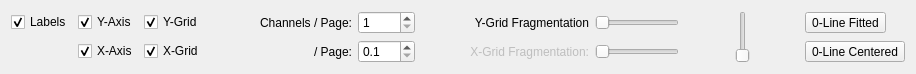
This is src/gui_impl/signal_browser/adapt_browser_view_widget.ui in cbrnr/sigviewer as Qt 5 draws it before an edit. The edited form follows.
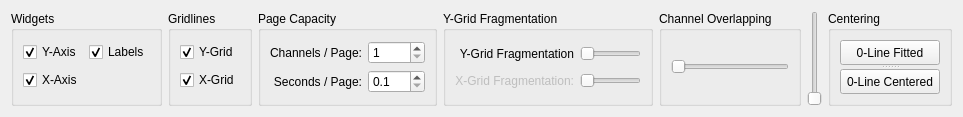
This is the edited form.

Commit message:
Tentative redesign for the upper widget
Commit contains solely UI redesign, can be easily reversed

What changed in the file:
```diff
--- a/src/gui_impl/signal_browser/adapt_browser_view_widget.ui
+++ b/src/gui_impl/signal_browser/adapt_browser_view_widget.ui
@@ -6,8 +6,8 @@
    <rect>
     <x>0</x>
     <y>0</y>
-    <width>916</width>
-    <height>73</height>
+    <width>963</width>
+    <height>117</height>
    </rect>
   </property>
   <property name="sizePolicy">
@@ -19,8 +19,34 @@
   <property name="windowTitle">
    <string>Form</string>
   </property>
+  <layout class="QGridLayout" name="gridLayout_7">
+   <item row="0" column="0">
+    <widget class="QGroupBox" name="groupBox">
+     <property name="title">
+      <string>Widgets</string>
+     </property>
   <layout class="QGridLayout" name="gridLayout">
+      <item row="1" column="0">
+       <widget class="QCheckBox" name="x_axis_checkbox_">
+        <property name="text">
+         <string>X-Axis</string>
+        </property>
+        <property name="checked">
+         <bool>true</bool>
+        </property>
+       </widget>
+      </item>
    <item row="0" column="0">
+       <widget class="QCheckBox" name="y_axis_checkbox_">
+        <property name="text">
+         <string>Y-Axis</string>
+        </property>
+        <property name="checked">
+         <bool>true</bool>
+        </property>
+       </widget>
+      </item>
+      <item row="0" column="1">
     <widget class="QCheckBox" name="labels_checkbox_">
      <property name="text">
       <string>Labels</string>
@@ -30,7 +56,16 @@
      </property>
     </widget>
    </item>
-   <item row="0" column="3">
+     </layout>
+    </widget>
+   </item>
+   <item row="0" column="1">
+    <widget class="QGroupBox" name="groupBox_2">
+     <property name="title">
+      <string>Gridlines</string>
+     </property>
+     <layout class="QGridLayout" name="gridLayout_2">
+      <item row="0" column="0">
     <widget class="QCheckBox" name="yGridCheckbox">
      <property name="enabled">
       <bool>true</bool>
@@ -49,30 +84,87 @@
      </property>
     </widget>
    </item>
-   <item row="0" column="7">
-    <spacer name="horizontalSpacer">
-     <property name="orientation">
-      <enum>Qt::Horizontal</enum>
-     </property>
-     <property name="sizeHint" stdset="0">
-      <size>
-       <width>40</width>
-       <height>20</height>
-      </size>
-     </property>
-    </spacer>
-   </item>
-   <item row="0" column="8">
-    <widget class="QLabel" name="label">
+      <item row="1" column="0">
+       <widget class="QCheckBox" name="xGridCheckbox">
+        <property name="enabled">
+         <bool>true</bool>
+        </property>
+        <property name="text">
+         <string>X-Grid</string>
+        </property>
+        <property name="checked">
+         <bool>true</bool>
+        </property>
+       </widget>
+      </item>
+     </layout>
+    </widget>
+   </item>
+   <item row="0" column="2">
+    <widget class="QGroupBox" name="groupBox_3">
+     <property name="title">
+      <string>Page Capacity</string>
+     </property>
+     <layout class="QGridLayout" name="gridLayout_3">
+      <item row="0" column="0">
+       <layout class="QHBoxLayout" name="horizontalLayout">
+        <item>
+         <layout class="QVBoxLayout" name="verticalLayout">
+          <item>
+           <widget class="QLabel" name="label_2">
      <property name="text">
+             <string>Channels / Page:</string>
+            </property>
+            <property name="alignment">
+             <set>Qt::AlignRight|Qt::AlignTrailing|Qt::AlignVCenter</set>
+            </property>
+           </widget>
+          </item>
+          <item>
+           <widget class="QLabel" name="xUnitsPerPageLabel">
+            <property name="text">
+             <string>Seconds / Page:</string>
+            </property>
+            <property name="alignment">
+             <set>Qt::AlignRight|Qt::AlignTrailing|Qt::AlignVCenter</set>
+            </property>
+           </widget>
+          </item>
+         </layout>
+        </item>
+        <item>
+         <layout class="QVBoxLayout" name="verticalLayout_2">
+          <item>
+           <widget class="QSpinBox" name="channelsPerPageSpinbox">
+            <property name="minimum">
+             <number>1</number>
+            </property>
+           </widget>
+          </item>
+          <item>
+           <widget class="QDoubleSpinBox" name="secsPerPageSpinbox">
+            <property name="decimals">
+             <number>1</number>
+            </property>
+            <property name="minimum">
+             <double>0.100000000000000</double>
+            </property>
+           </widget>
+          </item>
+         </layout>
+        </item>
+       </layout>
+      </item>
+     </layout>
+    </widget>
+   </item>
+   <item row="0" column="3">
+    <widget class="QGroupBox" name="groupBox_4">
+     <property name="title">
       <string>Y-Grid Fragmentation</string>
      </property>
-     <property name="alignment">
-      <set>Qt::AlignRight|Qt::AlignTrailing|Qt::AlignVCenter</set>
-     </property>
-    </widget>
-   </item>
-   <item row="0" column="9">
+     <layout class="QGridLayout" name="gridLayout_4">
+      <item row="0" column="1">
     <widget class="QSlider" name="yGridSlider">
      <property name="maximum">
       <number>30</number>
@@ -91,67 +183,7 @@
      </property>
     </widget>
    </item>
-   <item row="0" column="10">
-    <spacer name="horizontalSpacer_2">
-     <property name="orientation">
-      <enum>Qt::Horizontal</enum>
-     </property>
-     <property name="sizeHint" stdset="0">
-      <size>
-       <width>40</width>
-       <height>20</height>
-      </size>
-     </property>
-    </spacer>
-   </item>
-   <item row="1" column="3">
-    <widget class="QCheckBox" name="xGridCheckbox">
-     <property name="enabled">
-      <bool>true</bool>
-     </property>
-     <property name="text">
-      <string>X-Grid</string>
-     </property>
-     <property name="checked">
-      <bool>true</bool>
-     </property>
-    </widget>
-   </item>
-   <item row="1" column="1">
-    <widget class="QCheckBox" name="x_axis_checkbox_">
-     <property name="text">
-      <string>X-Axis</string>
-     </property>
-     <property name="checked">
-      <bool>true</bool>
-     </property>
-    </widget>
-   </item>
-   <item row="0" column="1">
-    <widget class="QCheckBox" name="y_axis_checkbox_">
-     <property name="text">
-      <string>Y-Axis</string>
-     </property>
-     <property name="checked">
-      <bool>true</bool>
-     </property>
-    </widget>
-   </item>
-   <item row="0" column="13">
-    <widget class="QToolButton" name="zero_fitted_">
-     <property name="text">
-      <string>0-Line Fitted</string>
-     </property>
-    </widget>
-   </item>
-   <item row="1" column="13">
-    <widget class="QToolButton" name="zero_centered_">
-     <property name="text">
-      <string>0-Line Centered</string>
-     </property>
-    </widget>
-   </item>
-   <item row="1" column="8">
+      <item row="1" column="0">
     <widget class="QLabel" name="xGridFragmentationLabel">
      <property name="enabled">
       <bool>false</bool>
@@ -164,7 +196,17 @@
      </property>
     </widget>
    </item>
-   <item row="1" column="9">
+      <item row="0" column="0">
+       <widget class="QLabel" name="label">
+        <property name="text">
+         <string>Y-Grid Fragmentation</string>
+        </property>
+        <property name="alignment">
+         <set>Qt::AlignRight|Qt::AlignTrailing|Qt::AlignVCenter</set>
+        </property>
+       </widget>
+      </item>
+      <item row="1" column="1">
     <widget class="QSlider" name="xGridSlider">
      <property name="enabled">
       <bool>false</bool>
@@ -177,57 +219,29 @@
      </property>
     </widget>
    </item>
-   <item row="0" column="6">
-    <widget class="QSpinBox" name="channelsPerPageSpinbox">
-     <property name="minimum">
-      <number>1</number>
-     </property>
+     </layout>
     </widget>
    </item>
    <item row="0" column="4">
-    <spacer name="horizontalSpacer_3">
+    <widget class="QGroupBox" name="groupBox_5">
+     <property name="title">
+      <string>Channel Overlapping</string>
+     </property>
+     <layout class="QGridLayout" name="gridLayout_5">
+      <item row="0" column="0">
+       <widget class="QSlider" name="horizontalSlider">
+        <property name="maximum">
+         <number>100</number>
+        </property>
      <property name="orientation">
       <enum>Qt::Horizontal</enum>
      </property>
-     <property name="sizeHint" stdset="0">
-      <size>
-       <width>40</width>
-       <height>20</height>
-      </size>
-     </property>
-    </spacer>
+       </widget>
+      </item>
+     </layout>
+    </widget>
    </item>
    <item row="0" column="5">
-    <widget class="QLabel" name="label_2">
-     <property name="text">
-      <string>Channels / Page:</string>
-     </property>
-     <property name="alignment">
-      <set>Qt::AlignRight|Qt::AlignTrailing|Qt::AlignVCenter</set>
-     </property>
-    </widget>
-   </item>
-   <item row="1" column="5">
-    <widget class="QLabel" name="xUnitsPerPageLabel">
-     <property name="text">
-      <string> / Page:</string>
-     </property>
-     <property name="alignment">
-      <set>Qt::AlignRight|Qt::AlignTrailing|Qt::AlignVCenter</set>
-     </property>
-    </widget>
-   </item>
-   <item row="1" column="6">
-    <widget class="QDoubleSpinBox" name="secsPerPageSpinbox">
-     <property name="decimals">
-      <number>1</number>
-     </property>
-     <property name="minimum">
-      <double>0.100000000000000</double>
-     </property>
-    </widget>
-   </item>
-   <item row="0" column="11" rowspan="2">
     <widget class="QSlider" name="channelOverlappingSlider">
      <property name="maximum">
       <number>100</number>
@@ -237,18 +251,31 @@
      </property>
     </widget>
    </item>
-   <item row="0" column="12">
-    <spacer name="horizontalSpacer_4">
+   <item row="0" column="6">
+    <widget class="QGroupBox" name="groupBox_6">
+     <property name="title">
+      <string>Centering</string>
+     </property>
+     <layout class="QGridLayout" name="gridLayout_6">
+      <item row="0" column="0">
+       <widget class="QSplitter" name="splitter">
      <property name="orientation">
-      <enum>Qt::Horizontal</enum>
-     </property>
-     <property name="sizeHint" stdset="0">
-      <size>
-       <width>40</width>
-       <height>20</height>
-      </size>
-     </property>
-    </spacer>
+         <enum>Qt::Vertical</enum>
+        </property>
+        <widget class="QToolButton" name="zero_fitted_">
+         <property name="text">
+          <string>0-Line Fitted</string>
+         </property>
+        </widget>
+        <widget class="QToolButton" name="zero_centered_">
+         <property name="text">
+          <string>0-Line Centered</string>
+         </property>
+        </widget>
+       </widget>
+      </item>
+     </layout>
+    </widget>
    </item>
   </layout>
  </widget>
```
Lines whose indentation alone changed are shown as unchanged. The commit also changes 2 other files.
